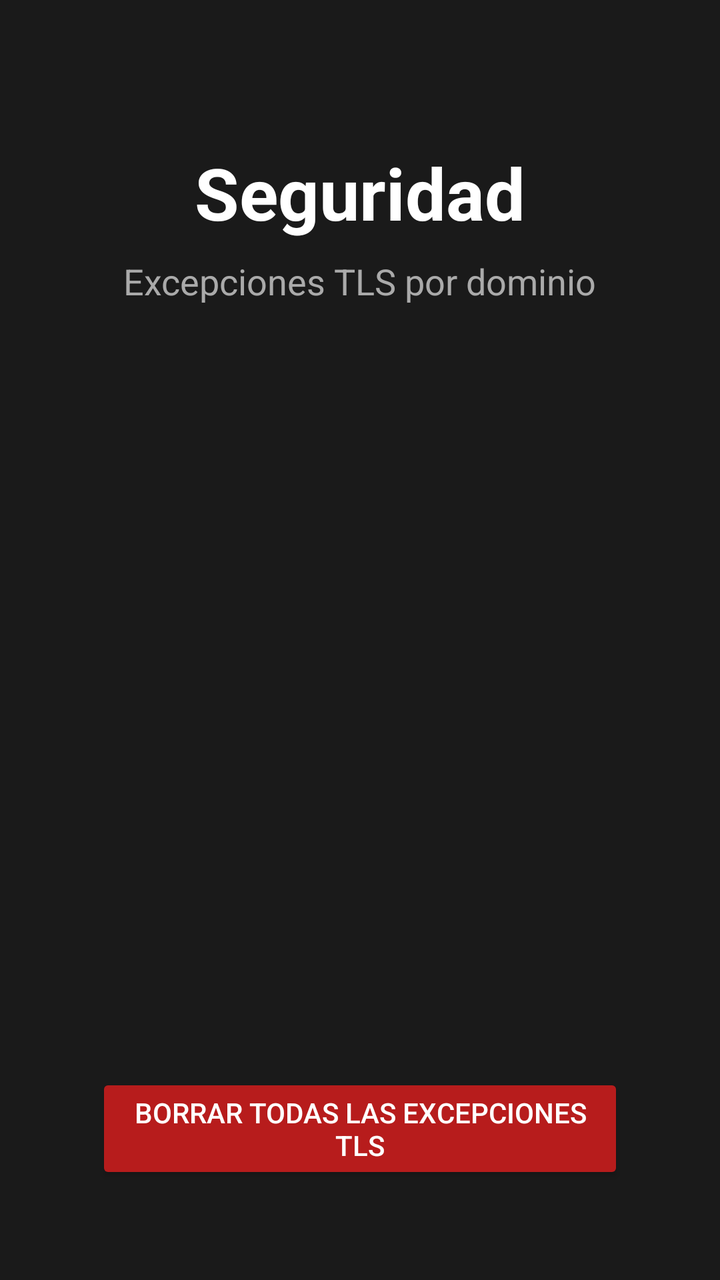
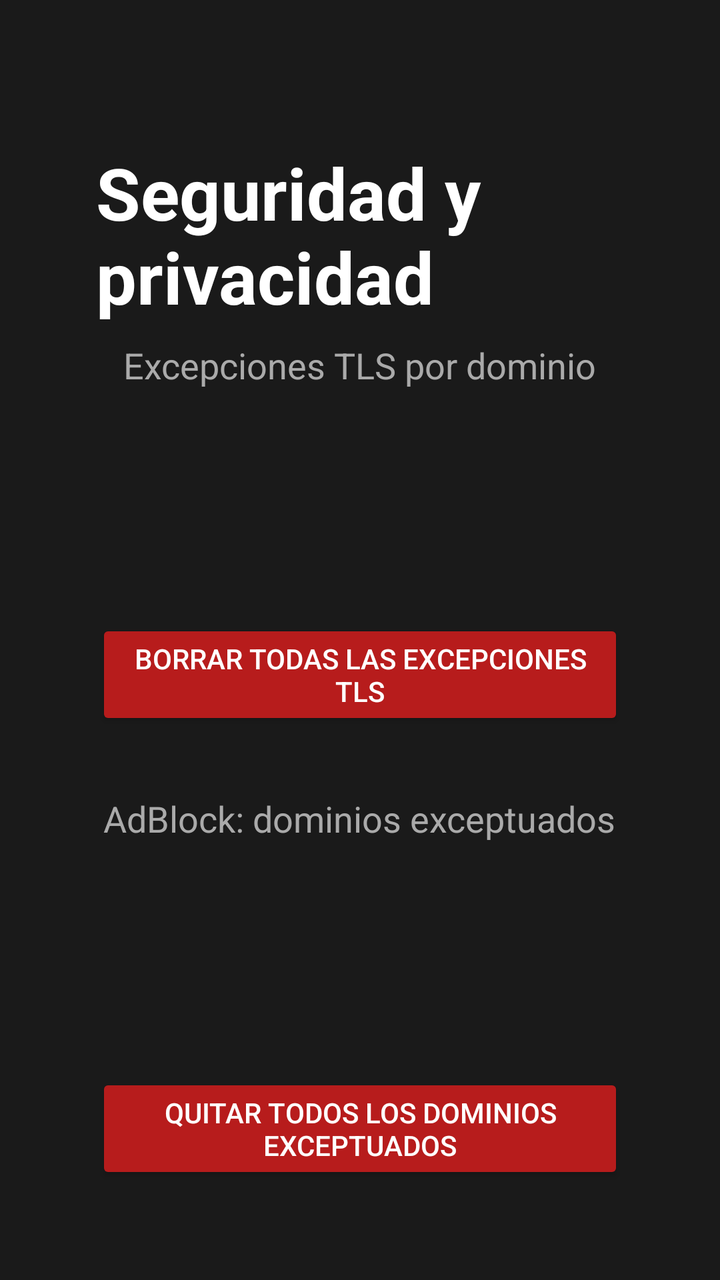

An Android layout rendered at two revisions. The XML below is the earlier revision; the diff shows what the commit changed to produce the second picture.
<!-- AndroidManifest.xml: application theme Theme.DreamWeb -->
<!-- res/layout/activity_security_settings.xml -->
<?xml version="1.0" encoding="utf-8"?>
<LinearLayout xmlns:android="http://schemas.android.com/apk/res/android"
    xmlns:app="http://schemas.android.com/apk/res-auto"
    android:layout_width="match_parent"
    android:layout_height="match_parent"
    android:orientation="vertical"
    android:gravity="center_horizontal"
    android:background="#1A1A1A"
    android:padding="48dp">

    <TextView
        android:layout_width="wrap_content"
        android:layout_height="wrap_content"
        android:text="Seguridad"
        android:textColor="#FFFFFF"
        android:textSize="36sp"
        android:textStyle="bold"
        android:layout_marginTop="24dp"
        android:layout_marginBottom="8dp"/>

    <TextView
        android:layout_width="wrap_content"
        android:layout_height="wrap_content"
        android:text="Excepciones TLS por dominio"
        android:textColor="#AAAAAA"
        android:textSize="18sp"
        android:layout_marginBottom="16dp"/>

    <TextView
        android:id="@+id/emptyText"
        android:layout_width="wrap_content"
        android:layout_height="wrap_content"
        android:text="No hay excepciones TLS guardadas"
        android:textColor="#888888"
        android:textSize="16sp"
        android:visibility="gone"
        android:layout_marginBottom="16dp"/>

    <androidx.recyclerview.widget.RecyclerView
        android:id="@+id/exceptionsRecyclerView"
        android:layout_width="800dp"
        android:layout_height="0dp"
        android:layout_weight="1"
        android:scrollbars="vertical"/>

    <Button
        android:id="@+id/clearAllButton"
        android:layout_width="wrap_content"
        android:layout_height="wrap_content"
        android:text="Borrar todas las excepciones TLS"
        android:layout_marginTop="16dp"
        android:focusable="true"
        android:backgroundTint="#B71C1C"
        android:textColor="#FFFFFF"/>

</LinearLayout>
<!-- resources referenced by this layout -->
<resources>
  <style name="Theme.DreamWeb" parent="Theme.AppCompat.NoActionBar">
          <item name="android:windowBackground">#1A1A1A</item>
          <item name="colorPrimary">#3D5AFE</item>
          <item name="colorPrimaryDark">#304FFE</item>
          <item name="colorAccent">#FF4081</item>
      </style>
</resources>

<!-- the commit's change to res/layout/activity_security_settings.xml (unified diff, before → after) -->
@@ -11,7 +11,7 @@
     <TextView
         android:layout_width="wrap_content"
         android:layout_height="wrap_content"
-        android:text="Seguridad"
+        android:text="Seguridad y privacidad"
         android:textColor="#FFFFFF"
         android:textSize="36sp"
         android:textStyle="bold"
@@ -53,4 +53,40 @@
         android:backgroundTint="#B71C1C"
         android:textColor="#FFFFFF"/>
 
+    <TextView
+        android:layout_width="wrap_content"
+        android:layout_height="wrap_content"
+        android:text="AdBlock: dominios exceptuados"
+        android:textColor="#AAAAAA"
+        android:textSize="18sp"
+        android:layout_marginTop="32dp"
+        android:layout_marginBottom="16dp"/>
+
+    <TextView
+        android:id="@+id/emptyAdBlockText"
+        android:layout_width="wrap_content"
+        android:layout_height="wrap_content"
+        android:text="No hay dominios exceptuados de AdBlock"
+        android:textColor="#888888"
+        android:textSize="16sp"
+        android:visibility="gone"
+        android:layout_marginBottom="16dp"/>
+
+    <androidx.recyclerview.widget.RecyclerView
+        android:id="@+id/adBlockWhitelistRecyclerView"
+        android:layout_width="800dp"
+        android:layout_height="0dp"
+        android:layout_weight="1"
+        android:scrollbars="vertical"/>
+
+    <Button
+        android:id="@+id/clearAdBlockButton"
+        android:layout_width="wrap_content"
+        android:layout_height="wrap_content"
+        android:text="Quitar todos los dominios exceptuados"
+        android:layout_marginTop="16dp"
+        android:focusable="true"
+        android:backgroundTint="#B71C1C"
+        android:textColor="#FFFFFF"/>
+
 </LinearLayout>
